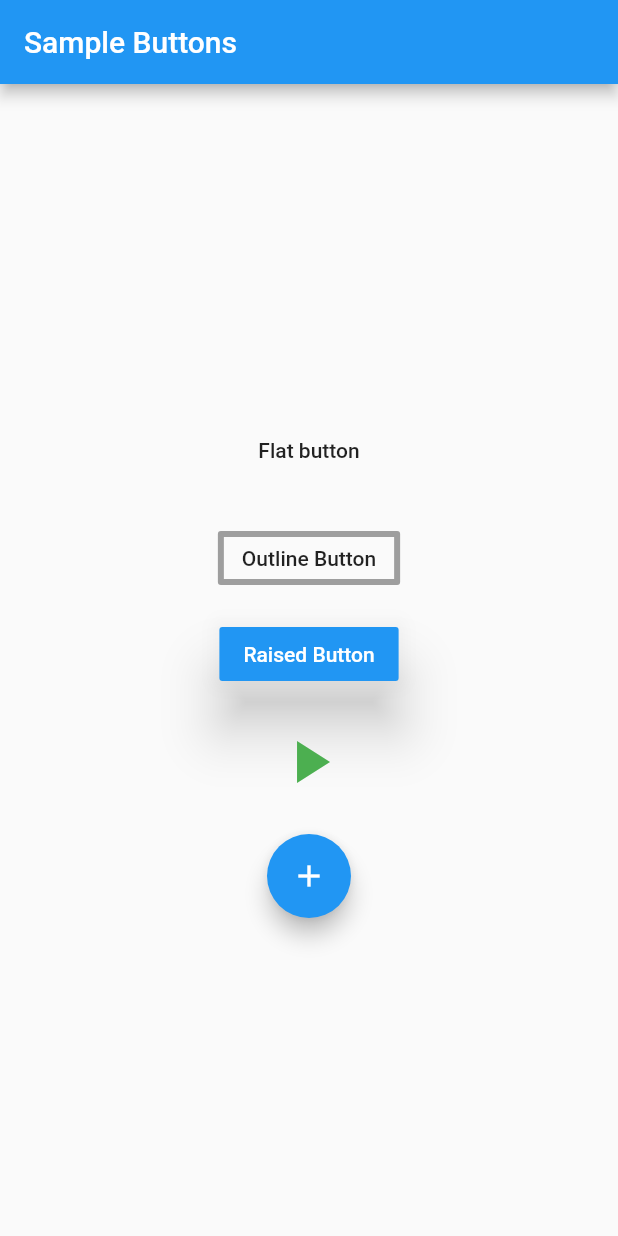
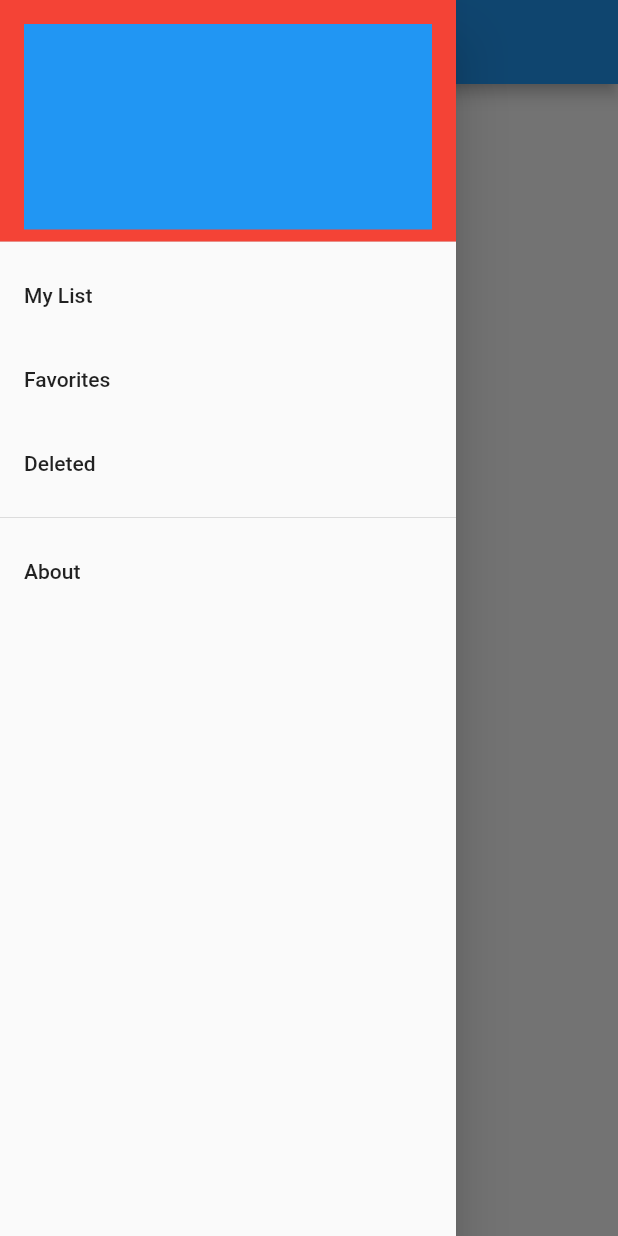
Before and after one commit to rockar06/Flutter-Basics, a Flutter app: the screen it shows after launch, with the side drawer open (before the commit the screen has no drawer), on a phone screen of 412 x 824 dp. Run offline on Flutter 3.47's test engine with Material 2 defaults, Android fonts, the phone set to English and light mode, and no system bars.

Commit message:
Add examples for AppBar with Drawer, FAB and BAB

```diff
--- a/lib/main.dart
+++ b/lib/main.dart
@@ -1,5 +1,5 @@
 import 'package:flutter/material.dart';
-import 'package:fluttercourse/buttons/sample_buttons.dart';
+import 'package:fluttercourse/scaffold/sample_drawer.dart';
 
 void main() {
   runApp(MyApp());
@@ -16,7 +16,7 @@ class MyApp extends StatelessWidget {
         visualDensity: VisualDensity.adaptivePlatformDensity,
       ),
       //home: MyHomePage(title: 'Flutter Demo Home Page'),
-      home: SampleButton(),
+      home: SampleDrawer(),
     );
   }
 }
--- /dev/null
+++ b/lib/scaffold/sample_drawer.dart
@@ -0,0 +1,50 @@
+import 'package:flutter/material.dart';
+
+class SampleDrawer extends StatelessWidget {
+  @override
+  Widget build(BuildContext context) {
+    return Scaffold(
+      appBar: AppBar(
+        title: Text("Simple Drawer"),
+      ),
+      drawer: Drawer(
+        child: ListView(
+          padding: EdgeInsets.zero,
+          children: [
+            DrawerHeader(
+              child: Container(
+                color: Colors.blue,
+              ),
+              decoration: BoxDecoration(color: Colors.red),
+            ),
+            ListTile(
+              title: Text("My List"),
+              onTap: () {
+                Navigator.of(context).pop();
+              },
+            ),
+            ListTile(
+              title: Text("Favorites"),
+              onTap: () {
+                Navigator.of(context).pop();
+              },
+            ),
+            ListTile(
+              title: Text("Deleted"),
+              onTap: () {
+                Navigator.of(context).pop();
+              },
+            ),
+            Divider(),
+            ListTile(
+              title: Text("About"),
+              onTap: () {
+                Navigator.of(context).pop();
+              },
+            ),
+          ],
+        ),
+      ),
+    );
+  }
+}
```
Also changed, not shown: lib/scaffold/sample_appbar.dart (added, +40 -0 lines), lib/scaffold/sample_bottom_app_bar.dart (added, +94 -0 lines), lib/scaffold/sample_icon_bottom_app_bar.dart (added, +47 -0 lines).
